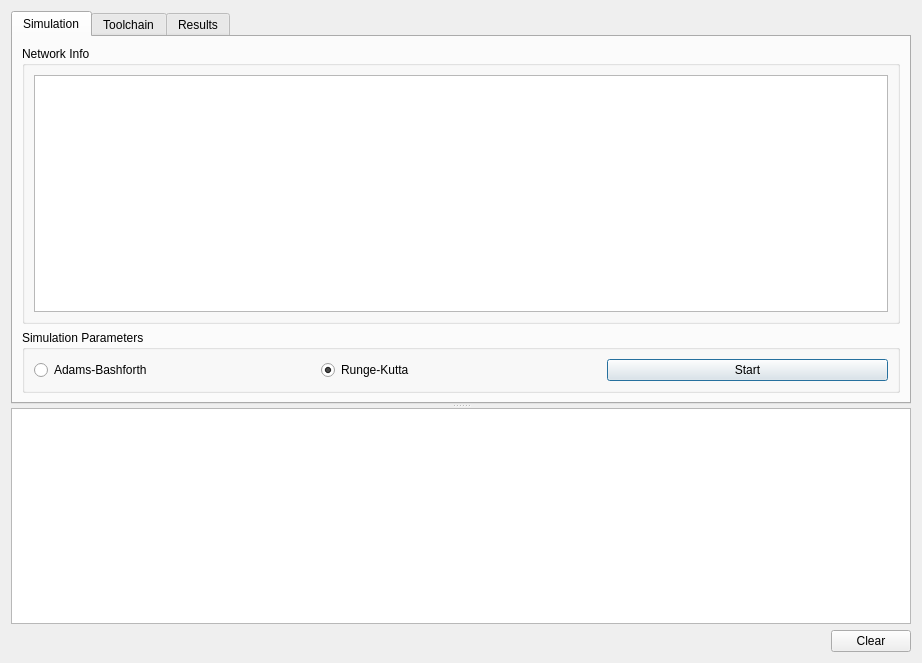
This is dpss/src/simu/graph_om/CGraphSimulatorDialog.ui in ArsMasiuk/DPSE as Qt 5 draws it before an edit. The edited form follows.
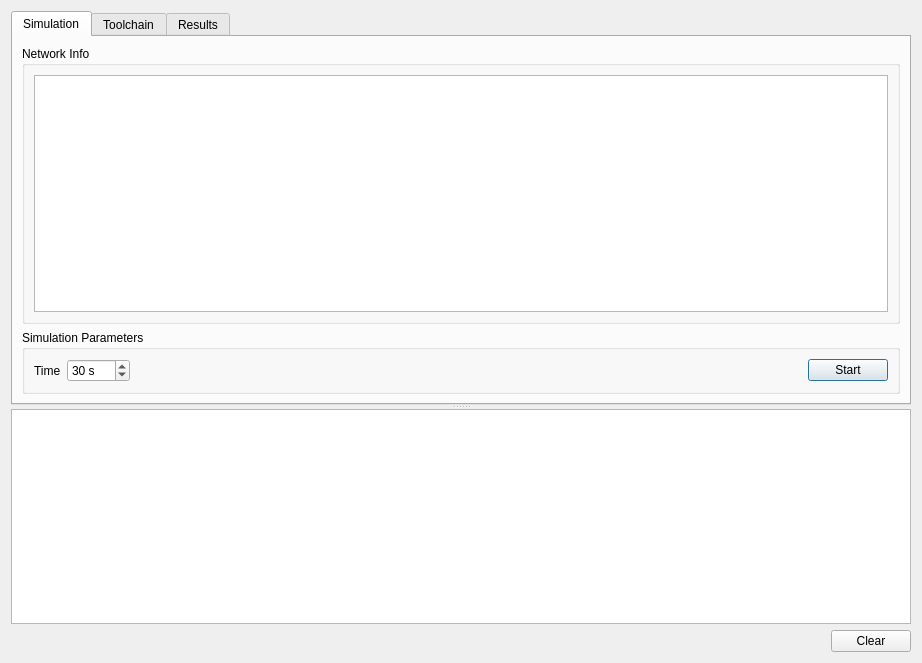
This is the edited form. The open tabs and pages were chosen to show the change.

Commit message: simu ui continued

```diff
--- a/dpss/src/simu/graph_om/CGraphSimulatorDialog.ui
+++ b/dpss/src/simu/graph_om/CGraphSimulatorDialog.ui
@@ -47,22 +47,44 @@
           </property>
           <layout class="QHBoxLayout" name="horizontalLayout">
            <item>
-            <widget class="QRadioButton" name="rbAB">
+            <widget class="QLabel" name="label_3">
              <property name="text">
-              <string>Adams-Bashforth</string>
+              <string>Time</string>
              </property>
             </widget>
            </item>
            <item>
-            <widget class="QRadioButton" name="rbRK">
-             <property name="text">
-              <string>Runge-Kutta</string>
+            <widget class="QSpinBox" name="SimuTime">
+             <property name="suffix">
+              <string> s</string>
              </property>
-             <property name="checked">
-              <bool>true</bool>
+             <property name="minimum">
+              <number>1</number>
              </property>
+             <property name="maximum">
+              <number>3600</number>
+             </property>
+             <property name="singleStep">
+              <number>10</number>
+             </property>
+             <property name="value">
+              <number>30</number>
+             </property>
             </widget>
            </item>
+           <item>
+            <spacer name="horizontalSpacer_2">
+             <property name="orientation">
+              <enum>Qt::Horizontal</enum>
+             </property>
+             <property name="sizeHint" stdset="0">
+              <size>
+               <width>40</width>
+               <height>20</height>
+              </size>
+             </property>
+            </spacer>
+           </item>
            <item>
             <widget class="QPushButton" name="Start">
              <property name="text">
```
Left out of the diff: 4 changed lines with no effect on the pictures. The commit also changes 4 other files.
